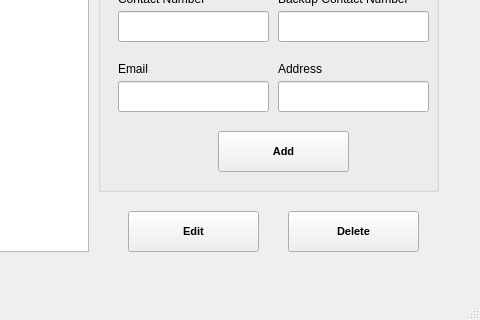
basil-ali-khan/Inventory-Management-System, file Screens/Vendors.ui: the form before one commit; both pictures show x 722 to 1202 and y 199 to 519 of the 1202 by 519 pixel window.
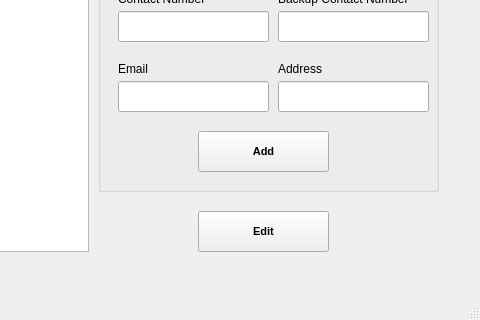
The form after the commit.

Commit message: Delete button removed from customers and vendors

Diff of the .ui file:
```diff
--- a/Screens/Vendors.ui
+++ b/Screens/Vendors.ui
@@ -340,7 +340,7 @@
     <widget class="QPushButton" name="addVendorButton">
      <property name="geometry">
       <rect>
-       <x>120</x>
+       <x>100</x>
        <y>240</y>
        <width>131</width>
        <height>41</height>
@@ -374,7 +374,7 @@
    <widget class="QPushButton" name="editVendorButton">
     <property name="geometry">
      <rect>
-      <x>850</x>
+      <x>920</x>
       <y>410</y>
       <width>131</width>
       <height>41</height>
@@ -391,26 +391,6 @@
      <string>Edit</string>
     </property>
    </widget>
-   <widget class="QPushButton" name="deleteVendorButton">
-    <property name="geometry">
-     <rect>
-      <x>1010</x>
-      <y>410</y>
-      <width>131</width>
-      <height>41</height>
-     </rect>
-    </property>
-    <property name="font">
-     <font>
-      <pointsize>8</pointsize>
-      <weight>75</weight>
-      <bold>true</bold>
-     </font>
-    </property>
-    <property name="text">
-     <string>Delete</string>
-    </property>
-   </widget>
    <widget class="QPushButton" name="searchVendorButton">
     <property name="geometry">
      <rect>
```
The commit also changes 1 other file.
